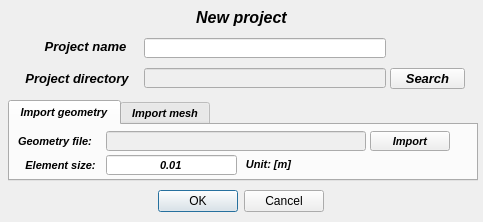
Qt form pulse/uix/user_input/ui/newProjectInput.ui (open-pulse/OpenPulse) before a commit.
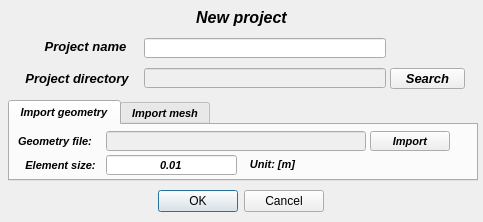
The same form after that commit.

```diff
--- a/pulse/uix/user_input/ui/newProjectInput.ui
+++ b/pulse/uix/user_input/ui/newProjectInput.ui
@@ -198,7 +198,7 @@
        <rect>
         <x>234</x>
         <y>30</y>
-        <width>49</width>
+        <width>57</width>
         <height>19</height>
        </rect>
       </property>
```
